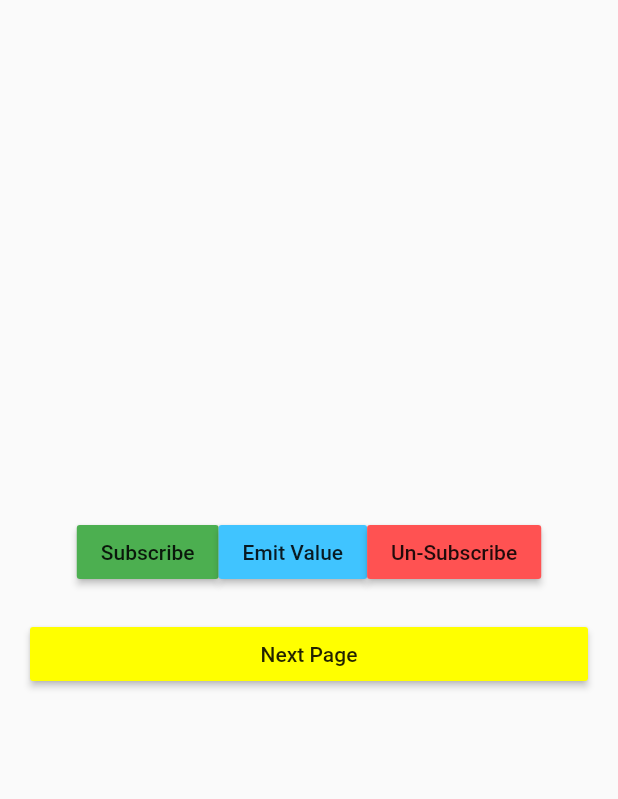
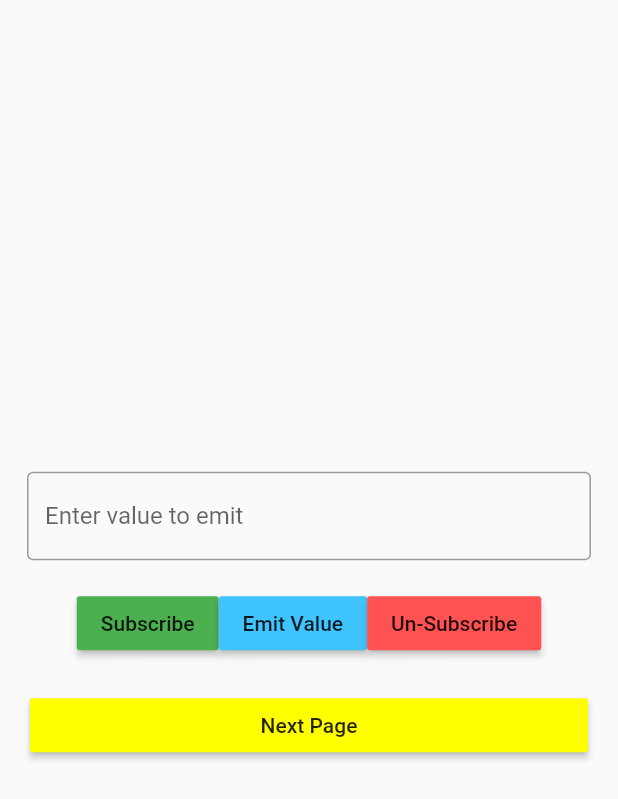
Before and after one commit to Prn-Ice/flutter_streams, a Flutter app: the screen it shows after launch, after a tap on "Emit Value", on a phone screen of 412 x 824 dp. Shown: the top 799 px of the screen. Run offline on Flutter 3.47's test engine with Material 2 defaults, Android fonts, the phone set to English and light mode, and no system bars.

Commit message:
Add TextField for emit value

```diff
--- a/lib/main.dart
+++ b/lib/main.dart
@@ -33,8 +33,9 @@ class MyHomePage extends StatefulWidget {
 }
 
 class _MyHomePageState extends State<MyHomePage> {
-  StreamController<int> streamController = StreamController<int>.broadcast();
+  StreamController<int> streamController = StreamController<int>();
   StreamSubscription streamSubscription;
+  TextEditingController _controller = TextEditingController();
   @override
   Widget build(BuildContext context) {
     return Scaffold(
@@ -43,6 +44,16 @@ class _MyHomePageState extends State<MyHomePage> {
           crossAxisAlignment: CrossAxisAlignment.stretch,
           mainAxisAlignment: MainAxisAlignment.center,
           children: <Widget>[
+            Padding(
+              padding: const EdgeInsets.all(18.0),
+              child: TextFormField(
+                decoration: InputDecoration(
+                  border: OutlineInputBorder(),
+                  hintText: 'Enter value to emit',
+                ),
+                controller: _controller,
+              ),
+            ),
             Row(
               mainAxisAlignment: MainAxisAlignment.center,
               mainAxisSize: MainAxisSize.min,
@@ -59,7 +70,7 @@ class _MyHomePageState extends State<MyHomePage> {
                 ),
                 MaterialButton(
                   onPressed: () {
-                    streamController.add(1);
+                    streamController.add(int.tryParse(_controller.text));
                   },
                   child: Text('Emit Value'),
                   color: Colors.lightBlueAccent,
```
